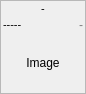
This is workflow/ui/thumbimageframe.ui in cseyve/piaf as Qt 5 draws it before an edit. The edited form follows.
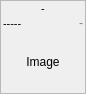
This is the edited form. Custom widgets are drawn as their Qt base class.

What changed in the file:
```diff
--- a/workflow/ui/thumbimageframe.ui
+++ b/workflow/ui/thumbimageframe.ui
@@ -120,9 +120,30 @@
     </layout>
    </item>
    <item>
+    <layout class="QHBoxLayout" name="horizontalLayout_2">
+     <property name="spacing">
+      <number>0</number>
+     </property>
+     <property name="bottomMargin">
+      <number>0</number>
+     </property>
+     <item>
+      <spacer name="horizontalSpacer">
+       <property name="orientation">
+        <enum>Qt::Horizontal</enum>
+       </property>
+       <property name="sizeHint" stdset="0">
+        <size>
+         <width>40</width>
+         <height>20</height>
+        </size>
+       </property>
+      </spacer>
+     </item>
+     <item>
     <widget class="QImageDisplay" name="globalImageLabel">
      <property name="sizePolicy">
-      <sizepolicy hsizetype="Fixed" vsizetype="Fixed">
+        <sizepolicy hsizetype="Expanding" vsizetype="Expanding">
        <horstretch>0</horstretch>
        <verstretch>0</verstretch>
       </sizepolicy>
@@ -155,6 +176,21 @@
       <set>Qt::AlignCenter</set>
      </property>
     </widget>
+     </item>
+     <item>
+      <spacer name="horizontalSpacer_2">
+       <property name="orientation">
+        <enum>Qt::Horizontal</enum>
+       </property>
+       <property name="sizeHint" stdset="0">
+        <size>
+         <width>40</width>
+         <height>20</height>
+        </size>
+       </property>
+      </spacer>
+     </item>
+    </layout>
    </item>
   </layout>
  </widget>
```
Lines whose indentation alone changed are shown as unchanged.
